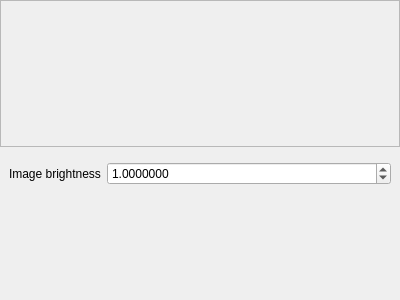
Above: src/gui/CosyGui/filmsettingswindow.ui from phresnel/picogen before the change. Below: the same form after it.
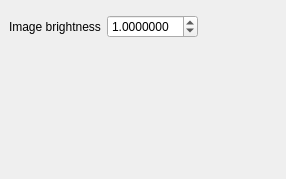
That is the form after the change. Icons and pictures are not drawn. Custom widgets are drawn as their Qt base class.

Commit message: optimize some layouts for smaller displays

What changed in the file:
```diff
--- a/src/gui/CosyGui/filmsettingswindow.ui
+++ b/src/gui/CosyGui/filmsettingswindow.ui
@@ -6,14 +6,14 @@
    <rect>
     <x>0</x>
     <y>0</y>
-    <width>400</width>
-    <height>300</height>
+    <width>286</width>
+    <height>179</height>
    </rect>
   </property>
   <property name="windowTitle">
    <string>Form</string>
   </property>
-  <layout class="QVBoxLayout" name="verticalLayout" stretch="0,0">
+  <layout class="QVBoxLayout" name="verticalLayout" stretch="0,0,0,0">
    <property name="margin">
     <number>0</number>
    </property>
@@ -29,18 +29,15 @@
    </item>
    <item>
     <widget class="QFrame" name="filmFrame">
-     <layout class="QFormLayout" name="formLayout">
-      <property name="fieldGrowthPolicy">
-       <enum>QFormLayout::AllNonFixedFieldsGrow</enum>
-      </property>
-      <item row="0" column="0">
+     <layout class="QHBoxLayout" name="horizontalLayout">
+      <item>
        <widget class="QLabel" name="label">
         <property name="text">
          <string>Image brightness</string>
         </property>
        </widget>
       </item>
-      <item row="0" column="1">
+      <item>
        <widget class="QDoubleSpinBox" name="brightness">
         <property name="decimals">
          <number>7</number>
@@ -53,19 +50,45 @@
         </property>
        </widget>
       </item>
-      <item row="1" column="1">
-       <widget class="QLabel" name="label_2">
-        <property name="text">
-         <string/>
+      <item>
+       <spacer name="horizontalSpacer">
+        <property name="orientation">
+         <enum>Qt::Horizontal</enum>
         </property>
-        <property name="pixmap">
-         <pixmap resource="resources.qrc">:/previews/brightness</pixmap>
+        <property name="sizeHint" stdset="0">
+         <size>
+          <width>40</width>
+          <height>20</height>
+         </size>
         </property>
-       </widget>
+       </spacer>
       </item>
      </layout>
     </widget>
    </item>
+   <item>
+    <widget class="QLabel" name="label_2">
+     <property name="text">
+      <string/>
+     </property>
+     <property name="pixmap">
+      <pixmap resource="resources.qrc">:/previews/brightness</pixmap>
+     </property>
+    </widget>
+   </item>
+   <item>
+    <spacer name="verticalSpacer">
+     <property name="orientation">
+      <enum>Qt::Vertical</enum>
+     </property>
+     <property name="sizeHint" stdset="0">
+      <size>
+       <width>20</width>
+       <height>40</height>
+      </size>
+     </property>
+    </spacer>
+   </item>
   </layout>
  </widget>
  <customwidgets>
```
The commit also changes 13 other files.
